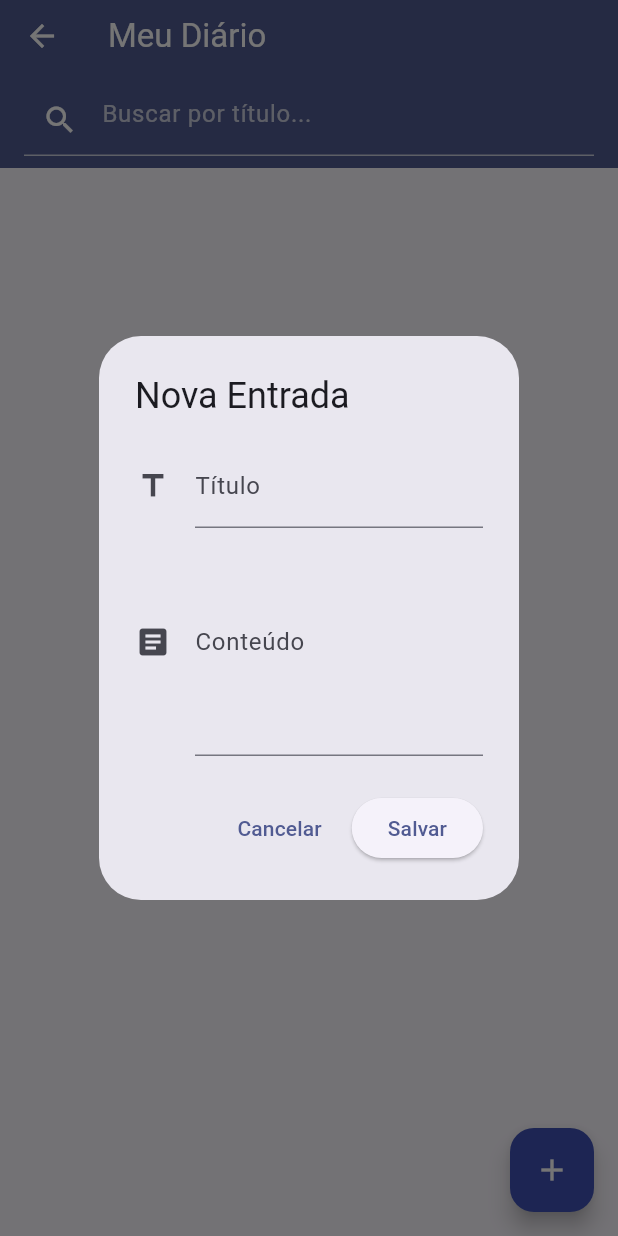
After one commit to joycesilvaaa/fatec-mobile-device-programming, a Flutter app: the JournalScreen screen opened directly, after a tap on the "add" icon, on a phone screen of 412 x 824 dp. The commit adds this screen. Run offline on Flutter 3.47's test engine with Material 3 defaults, Android fonts, the phone set to English and light mode, and no system bars; statements that could not run were skipped.

Commit message:
feature: implement journal functionality with CRUD operations and UI integration

```diff
--- /dev/null
+++ b/my_journal/lib/controller/journal_controller.dart
@@ -0,0 +1,23 @@
+import 'package:my_journal/repositories/journal_repository.dart';
+import 'package:my_journal/models/journal_item.dart';
+
+class JournalController {
+  final JournalRepository _journalRepository = JournalRepository();
+
+  Future<List<JournalItem>> fetchAllJournals() async {
+    return await _journalRepository.getAllJournals();
+  }
+
+  Future<void> addJournal(JournalItem journal) async {
+    await _journalRepository.saveJournal(journal);
+  }
+
+  Future<void> updateJournal(int id, String newName, String newDescription) async {
+    await _journalRepository.updateJournal(id, newName, newDescription);
+  }
+
+  Future<void> removeJournal(int id) async {
+    await _journalRepository.removeJournal(id);
+  }
+
+}
--- /dev/null
+++ b/my_journal/lib/models/journal_item.dart
@@ -0,0 +1,55 @@
+class JournalItem {
+  static int _nextId = 1;
+  final int id;
+  String itemName;
+  String itemDescription;
+  final DateTime createAt;
+
+  JournalItem({
+    required this.itemName,
+    required this.itemDescription,
+  }) : id = _nextId++,
+      createAt = DateTime.now();
+
+  JournalItem._withExistingId({
+    required this.id,
+    required this.createAt,
+    required this.itemName,
+    required this.itemDescription,
+  });
+
+  factory JournalItem.fromJson(Map<String, dynamic> json) {
+    final int incomingId = json['id'];
+    if (incomingId >= _nextId) {
+      _nextId = incomingId + 1;
+    }
+    return JournalItem._withExistingId(
+      id: incomingId,
+      createAt: DateTime.parse(json['createAt']),
+      itemName: json['itemName'],
+      itemDescription: json['itemDescription'],
+    );
+  }
+
+  Map<String, dynamic> toJson() {
+    return {
+      'id': id,
+      'createAt': createAt.toIso8601String(),
+      'itemName': itemName,
+      'itemDescription': itemDescription,
+    };
+  }
+  JournalItem copyWith({
+    int? id,
+    DateTime? createAt,
+    String? eventName,
+    String? eventDescription,
+  }) {
+    return JournalItem._withExistingId(
+      id: id ?? this.id,
+      createAt: createAt ?? this.createAt,
+      itemName: itemName ,
+      itemDescription: itemDescription,
+    );
+  }
+}
--- /dev/null
+++ b/my_journal/lib/repositories/journal_repository.dart
@@ -0,0 +1,78 @@
+import 'package:my_journal/models/journal_item.dart';
+import 'dart:io';
+import 'package:path_provider/path_provider.dart';
+import 'dart:convert';
+import 'package:my_journal/utils/log.dart';
+
+class JournalRepository {
+  Future<String> get _localPath async {
+    final directory = await getApplicationDocumentsDirectory();
+    return directory.path;
+  }
+
+  Future<File> get _localFile async {
+    final path = await _localPath;
+    return File('$path/journal.json');
+  }
+
+  Future<List<JournalItem>> getAllJournals() async {
+    try {
+      final file = await _localFile;
+      final contents = await file.readAsString();
+      if (! await file.exists() || contents.isEmpty) {
+        return [];
+      }
+      final List<dynamic> jsonData = json.decode(contents);
+      return jsonData
+          .map((item) => JournalItem.fromJson(item))
+          .toList();
+    } catch (e, s) {
+      Log.e("Erro ao ler o arquivo", error: e, stackTrace: s);
+      return [];
+    }
+  }
+
+  Future<void> saveJournal(JournalItem journal) async {
+    try {
+      final journals = await getAllJournals();
+      journals.add(journal);
+      final file = await _localFile;
+      final jsonData = journals.map((e) => e.toJson()).toList();
+      await file.writeAsString(json.encode(jsonData));
+    } catch (e, s) {
+      Log.e("Erro ao salvar o diário", error: e, stackTrace: s);
+    }
+  }
+
+  Future<void> updateJournal(int id, String newName, String newDescription) async {
+    try {
+      final journals = await getAllJournals();
+      final index = journals.indexWhere((e) => e.id == id);
+      if (index != -1) {
+        journals[index] = journals[index].copyWith(
+          eventName: newName,
+          eventDescription: newDescription,
+        );
+        final file = await _localFile;
+        final jsonData = journals.map((e) => e.toJson()).toList();
+        await file.writeAsString(json.encode(jsonData));
+      }
+    } catch (e, s) {
+      Log.e("Erro ao atualizar o diário", error: e, stackTrace: s);
+    }
+  }
+
+  Future<void> removeJournal(int id) async {
+    try {
+      final journals = await getAllJournals();
+      journals.removeWhere((journal) => journal.id == id);
+      final file = await _localFile;
+      final jsonData = journals.map((e) => e.toJson()).toList();
+      await file.writeAsString(json.encode(jsonData));
+    } catch (e, s) {
+      Log.e("Erro ao remover o diário", error: e, stackTrace: s);
+    }
+  }
+
+
+}
--- /dev/null
+++ b/my_journal/lib/ui/screens/journal_screen.dart
@@ -0,0 +1,254 @@
+import 'package:flutter/material.dart';
+import 'package:intl/intl.dart';
+import '../../controller/journal_controller.dart';
+import '../../models/journal_item.dart';
+
+class JournalScreen extends StatefulWidget {
+  const JournalScreen({super.key});
+
+  @override
+  State<JournalScreen> createState() => _JournalScreenState();
+}
+
+class _JournalScreenState extends State<JournalScreen> {
+  final JournalController _controller = JournalController();
+  final TextEditingController _searchController = TextEditingController();
+  List<JournalItem> _allJournals = [];
+  List<JournalItem> _filteredJournals = [];
+  bool _isLoading = true;
+
+  @override
+  void initState() {
+    super.initState();
+    _refreshJournalList();
+    _searchController.addListener(_filterJournals);
+  }
+
+  @override
+  void dispose() {
+    _searchController.dispose();
+    super.dispose();
+  }
+
+  Future<void> _refreshJournalList() async {
+    setState(() {
+      _isLoading = true;
+    });
+    try {
+      final journals = await _controller.fetchAllJournals();
+      setState(() {
+        _allJournals = journals;
+        _filteredJournals = journals;
+        _isLoading = false;
+      });
+    } catch (e) {
+      setState(() {
+        _isLoading = false;
+      });
+      // Handle error, e.g., show a snackbar
+    }
+  }
+
+  void _filterJournals() {
+    final query = _searchController.text.toLowerCase();
+    setState(() {
+      _filteredJournals = _allJournals.where((journal) {
+        return journal.itemName.toLowerCase().contains(query);
+      }).toList();
+    });
+  }
+
+  void _showJournalDialog({JournalItem? journal}) {
+    final formKey = GlobalKey<FormState>();
+    final isEditing = journal != null;
+
+    final titleController = TextEditingController(text: journal?.itemName ?? '');
+    final contentController = TextEditingController(text: journal?.itemDescription ?? '');
+
+    showDialog(
+      context: context,
+      builder: (context) {
+        return AlertDialog(
+          title: Text(isEditing ? 'Editar Entrada' : 'Nova Entrada'),
+          content: SingleChildScrollView(
+            child: Form(
+              key: formKey,
+              child: Column(
+                mainAxisSize: MainAxisSize.min,
+                children: [
+                  TextFormField(
+                    controller: titleController,
+                    decoration: const InputDecoration(
+                      labelText: 'Título',
+                      icon: Icon(Icons.title),
+                    ),
+                    validator: (value) =>
+                        (value?.isEmpty ?? true) ? 'Campo obrigatório' : null,
+                  ),
+                  TextFormField(
+                    controller: contentController,
+                    decoration: const InputDecoration(
+                      labelText: 'Conteúdo',
+                      icon: Icon(Icons.article),
+                    ),
+                    maxLines: 5,
+                    validator: (value) =>
+                        (value?.isEmpty ?? true) ? 'Campo obrigatório' : null,
+                  ),
+                ],
+              ),
+            ),
+          ),
+          actions: [
+            TextButton(
+              onPressed: () => Navigator.of(context).pop(),
+              child: const Text('Cancelar'),
+            ),
+            ElevatedButton(
+              onPressed: () {
+                if (formKey.currentState!.validate()) {
+                  if (isEditing) {
+                    final updatedJournal = journal.copyWith(
+                      itemName: titleController.text,
+                      itemDescription: contentController.text,
+                    );
+                    _controller
+                        .updateJournal(updatedJournal.id, updatedJournal.itemName, updatedJournal.itemDescription)
+                        .then((_) => _refreshJournalList());
+                  } else {
+                    final newJournal = JournalItem(
+                      itemName: titleController.text,
+                      itemDescription: contentController.text,
+                    );
+                    _controller
+                        .addJournal(newJournal)
+                        .then((_) => _refreshJournalList());
+                  }
+                  Navigator.of(context).pop();
+                }
+              },
+              child: const Text('Salvar'),
+            ),
+          ],
+        );
+      },
+    );
+  }
+
+  void _showDeleteConfirmation(int id) {
+    showDialog(
+      context: context,
+      builder: (context) => AlertDialog(
+        title: const Text('Confirmar Exclusão'),
+        content: const Text('Você tem certeza que deseja excluir esta entrada?'),
+        actions: [
+          TextButton(
+            onPressed: () => Navigator.of(context).pop(),
+            child: const Text('Cancelar'),
+          ),
+          TextButton(
+            style: TextButton.styleFrom(foregroundColor: Colors.red),
+            onPressed: () {
+              _controller
+                  .removeJournal(id)
+                  .then((_) => _refreshJournalList());
+              Navigator.of(context).pop();
+            },
+            child: const Text('Excluir'),
+          ),
+        ],
+      ),
+    );
+  }
+
+  @override
+  Widget build(BuildContext context) {
+    return Scaffold(
+      appBar: AppBar(
+        title: const Text('Meu Diário'),
+        backgroundColor: Theme.of(context).primaryColor,
+        foregroundColor: Theme.of(context).colorScheme.onPrimary,
+        bottom: PreferredSize(
+          preferredSize: const Size.fromHeight(kToolbarHeight),
+          child: Padding(
+            padding: const EdgeInsets.symmetric(horizontal: 16.0, vertical: 8.0),
+            child: TextField(
+              controller: _searchController,
+              style: TextStyle(color: Theme.of(context).colorScheme.onPrimary),
+              cursorColor: Theme.of(context).colorScheme.onPrimary,
+              decoration: InputDecoration(
+                hintText: 'Buscar por título...',
+                hintStyle: TextStyle(color: Theme.of(context).colorScheme.onPrimary.withOpacity(0.7)),
+                prefixIcon: Icon(Icons.search, color: Theme.of(context).colorScheme.onPrimary),
+                enabledBorder: UnderlineInputBorder(
+                  borderSide: BorderSide(color: Theme.of(context).colorScheme.onPrimary.withOpacity(0.7)),
+                ),
+                focusedBorder: UnderlineInputBorder(
+                  borderSide: BorderSide(color: Theme.of(context).colorScheme.onPrimary),
+                ),
+              ),
+            ),
+          ),
+        ),
+      ),
+      body: _isLoading
+          ? const Center(child: CircularProgressIndicator())
+          : _filteredJournals.isEmpty
+              ? Center(
+                  child: Text(
+                    _searchController.text.isEmpty
+                        ? 'Nenhuma entrada no diário.\nClique no botão "+" para adicionar.'
+                        : 'Nenhuma entrada encontrada.',
+                    textAlign: TextAlign.center,
+                    style: const TextStyle(fontSize: 16, color: Colors.grey),
+                  ),
+                )
+              : ListView.builder(
+                  padding: const EdgeInsets.all(8.0),
+                  itemCount: _filteredJournals.length,
+                  itemBuilder: (context, index) {
+                    final journal = _filteredJournals[index];
+                    return Card(
+                      elevation: 3,
+                      margin: const EdgeInsets.symmetric(vertical: 8.0),
+                      child: ListTile(
+                        leading: CircleAvatar(
+                          backgroundColor: Theme.of(context).primaryColorLight,
+                          child: Text(
+                            journal.itemName.isNotEmpty ? journal.itemName[0].toUpperCase() : '?',
+                            style: TextStyle(color: Theme.of(context).primaryColorDark),
+                          ),
+                        ),
+                        title: Text(journal.itemName, style: const TextStyle(fontWeight: FontWeight.bold)),
+                        subtitle: Text(
+                          '${DateFormat('dd/MM/yyyy HH:mm').format(journal.createAt)}\n${journal.itemDescription}',
+                          maxLines: 2,
+                          overflow: TextOverflow.ellipsis,
+                        ),
+                        trailing: Row(
+                          mainAxisSize: MainAxisSize.min,
+                          children: [
+                            IconButton(
+                              icon: const Icon(Icons.edit, color: Colors.blueAccent),
+                              onPressed: () => _showJournalDialog(journal: journal),
+                              tooltip: 'Editar',
+                            ),
+                            IconButton(
+                              icon: const Icon(Icons.delete, color: Colors.redAccent),
+                              onPressed: () => _showDeleteConfirmation(journal.id),
+                              tooltip: 'Excluir',
+                            ),
+                          ],
+                        ),
+                      ),
+                    );
+                  },
+                ),
+      floatingActionButton: FloatingActionButton(
+        onPressed: () => _showJournalDialog(),
+        tooltip: 'Adicionar Entrada',
+        child: const Icon(Icons.add),
+      ),
+    );
+  }
+}
--- a/my_journal/pubspec.yaml
+++ b/my_journal/pubspec.yaml
@@ -30,6 +30,8 @@ environment:
 dependencies:
   flutter:
     sdk: flutter
+  path_provider: ^2.0.0
+  intl: ^0.20.2
 
   # The following adds the Cupertino Icons font to your application.
   # Use with the CupertinoIcons class for iOS style icons.
```
Also changed, not shown: my_journal/lib/main.dart (+30 -105 lines), my_journal/lib/utils/log.dart (added, +42 -0 lines), my_journal/pubspec.lock, 1 other file.
